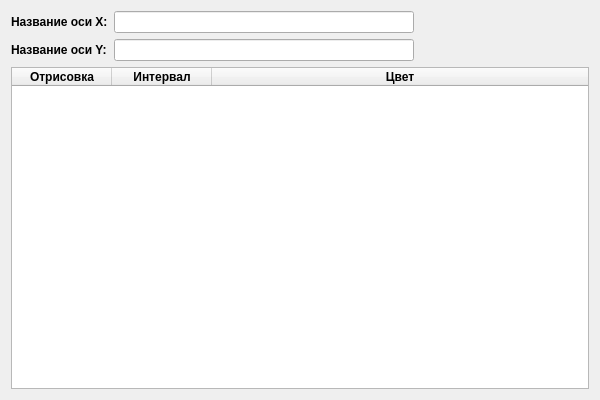
First picture: the form in histogramsettingswidget.ui, repository GlebDorohov17092006/Experiment2025, before the edit.
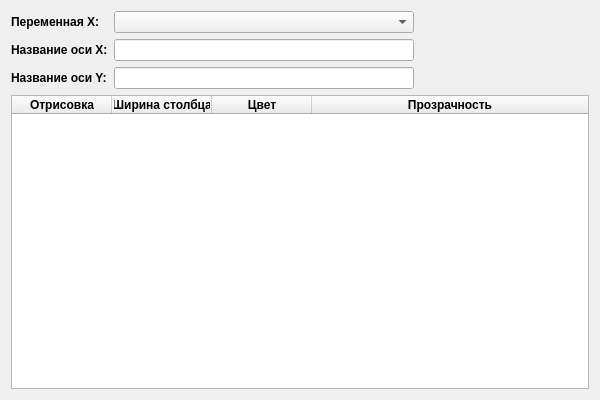
Second picture: the form after the edit.

Patch:
```diff
--- a/histogramsettingswidget.ui
+++ b/histogramsettingswidget.ui
@@ -21,12 +21,12 @@
         </font>
        </property>
        <property name="text">
-        <string>Название оси X:</string>
+        <string>Переменная X:</string>
        </property>
       </widget>
      </item>
      <item row="0" column="1">
-      <widget class="QLineEdit" name="lineEdit_xAxisLabel">
+      <widget class="QComboBox" name="comboBox_xAxis">
        <property name="maximumSize">
         <size>
          <width>300</width>
@@ -43,11 +43,33 @@
         </font>
        </property>
        <property name="text">
-        <string>Название оси Y:</string>
+        <string>Название оси X:</string>
        </property>
       </widget>
      </item>
      <item row="1" column="1">
+      <widget class="QLineEdit" name="lineEdit_xAxisLabel">
+       <property name="maximumSize">
+        <size>
+         <width>300</width>
+         <height>16777215</height>
+        </size>
+       </property>
+      </widget>
+     </item>
+     <item row="2" column="0">
+      <widget class="QLabel" name="label_yAxisLabel">
+       <property name="font">
+        <font>
+         <bold>true</bold>
+        </font>
+       </property>
+       <property name="text">
+        <string>Название оси Y:</string>
+       </property>
+      </widget>
+     </item>
+     <item row="2" column="1">
       <widget class="QLineEdit" name="lineEdit_yAxisLabel">
        <property name="maximumSize">
         <size>
@@ -62,7 +84,7 @@
    <item>
     <widget class="QTableWidget" name="settingsTable">
      <property name="columnCount">
-      <number>3</number>
+      <number>4</number>
      </property>
      <attribute name="horizontalHeaderStretchLastSection">
       <bool>true</bool>
@@ -82,7 +104,7 @@
      </column>
      <column>
       <property name="text">
-       <string>Интервал</string>
+       <string>Ширина столбца</string>
       </property>
       <property name="font">
        <font>
@@ -100,6 +122,16 @@
        </font>
       </property>
      </column>
+     <column>
+      <property name="text">
+       <string>Прозрачность</string>
+      </property>
+      <property name="font">
+       <font>
+        <bold>true</bold>
+       </font>
+      </property>
+     </column>
     </widget>
    </item>
   </layout>
```
Left out of the diff: 2 changed lines with no effect on the pictures.
